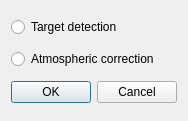
First picture: the form in hypso_1_data_analysis_dialog_base.ui, repository NTNU-SmallSat-Lab/HYPSO-QGIS-plugin, before the edit.
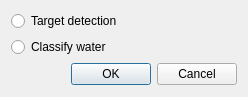
Second picture: the form after the edit.

Commit message: implemented calibration and atmospheric correction

The edit to the form file:
```diff
--- a/hypso_1_data_analysis_dialog_base.ui
+++ b/hypso_1_data_analysis_dialog_base.ui
@@ -6,30 +6,42 @@
    <rect>
     <x>0</x>
     <y>0</y>
-    <width>187</width>
-    <height>121</height>
+    <width>248</width>
+    <height>97</height>
    </rect>
   </property>
   <property name="windowTitle">
    <string>Hypso-1 Data Analysis</string>
   </property>
   <layout class="QGridLayout" name="gridLayout">
+   <item row="1" column="0">
+    <widget class="QRadioButton" name="do_classify_water">
+     <property name="text">
+      <string>Classify water</string>
+     </property>
+    </widget>
+   </item>
    <item row="0" column="0">
     <widget class="QRadioButton" name="do_target_detection">
+     <property name="minimumSize">
+      <size>
+       <width>220</width>
+       <height>0</height>
+      </size>
+     </property>
      <property name="text">
       <string>Target detection</string>
      </property>
     </widget>
    </item>
-   <item row="1" column="0">
-    <widget class="QRadioButton" name="do_atmospheric_correction">
-     <property name="text">
-      <string>Atmospheric correction</string>
-     </property>
-    </widget>
-   </item>
    <item row="2" column="0">
     <widget class="QDialogButtonBox" name="button_box">
+     <property name="minimumSize">
+      <size>
+       <width>220</width>
+       <height>0</height>
+      </size>
+     </property>
      <property name="orientation">
       <enum>Qt::Horizontal</enum>
      </property>
```
The commit also changes 23 other files.
